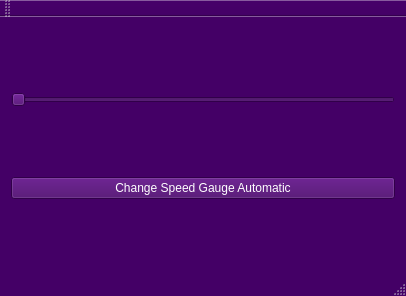
First picture: the form in src/mainwindow.ui, repository Edewin/Qt_SpeedGauge, before the edit.
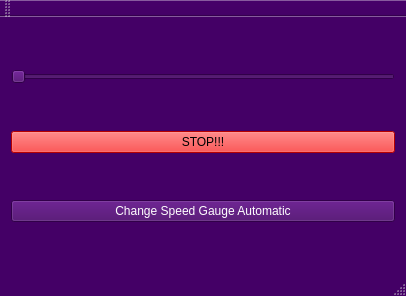
Second picture: the form after the edit.

What changed in the file:
```diff
--- a/src/mainwindow.ui
+++ b/src/mainwindow.ui
@@ -443,13 +443,435 @@
       </property>
      </widget>
     </item>
-    <item row="2" column="0">
+    <item row="3" column="0">
      <widget class="QPushButton" name="pushButtonChangeSpeedGauge">
       <property name="text">
        <string>Change Speed Gauge Automatic</string>
       </property>
      </widget>
     </item>
+    <item row="2" column="0">
+     <widget class="QPushButton" name="pushButtonStopTimer">
+      <property name="palette">
+       <palette>
+        <active>
+         <colorrole role="WindowText">
+          <brush brushstyle="SolidPattern">
+           <color alpha="255">
+            <red>0</red>
+            <green>0</green>
+            <blue>0</blue>
+           </color>
+          </brush>
+         </colorrole>
+         <colorrole role="Button">
+          <brush brushstyle="SolidPattern">
+           <color alpha="255">
+            <red>255</red>
+            <green>0</green>
+            <blue>0</blue>
+           </color>
+          </brush>
+         </colorrole>
+         <colorrole role="Light">
+          <brush brushstyle="SolidPattern">
+           <color alpha="255">
+            <red>255</red>
+            <green>127</green>
+            <blue>127</blue>
+           </color>
+          </brush>
+         </colorrole>
+         <colorrole role="Midlight">
+          <brush brushstyle="SolidPattern">
+           <color alpha="255">
+            <red>255</red>
+            <green>63</green>
+            <blue>63</blue>
+           </color>
+          </brush>
+         </colorrole>
+         <colorrole role="Dark">
+          <brush brushstyle="SolidPattern">
+           <color alpha="255">
+            <red>127</red>
+            <green>0</green>
+            <blue>0</blue>
+           </color>
+          </brush>
+         </colorrole>
+         <colorrole role="Mid">
+          <brush brushstyle="SolidPattern">
+           <color alpha="255">
+            <red>170</red>
+            <green>0</green>
+            <blue>0</blue>
+           </color>
+          </brush>
+         </colorrole>
+         <colorrole role="Text">
+          <brush brushstyle="SolidPattern">
+           <color alpha="255">
+            <red>0</red>
+            <green>0</green>
+            <blue>0</blue>
+           </color>
+          </brush>
+         </colorrole>
+         <colorrole role="BrightText">
+          <brush brushstyle="SolidPattern">
+           <color alpha="255">
+            <red>255</red>
+            <green>255</green>
+            <blue>255</blue>
+           </color>
+          </brush>
+         </colorrole>
+         <colorrole role="ButtonText">
+          <brush brushstyle="SolidPattern">
+           <color alpha="255">
+            <red>0</red>
+            <green>0</green>
+            <blue>0</blue>
+           </color>
+          </brush>
+         </colorrole>
+         <colorrole role="Base">
+          <brush brushstyle="SolidPattern">
+           <color alpha="255">
+            <red>255</red>
+            <green>255</green>
+            <blue>255</blue>
+           </color>
+          </brush>
+         </colorrole>
+         <colorrole role="Window">
+          <brush brushstyle="SolidPattern">
+           <color alpha="255">
+            <red>255</red>
+            <green>0</green>
+            <blue>0</blue>
+           </color>
+          </brush>
+         </colorrole>
+         <colorrole role="Shadow">
+          <brush brushstyle="SolidPattern">
+           <color alpha="255">
+            <red>0</red>
+            <green>0</green>
+            <blue>0</blue>
+           </color>
+          </brush>
+         </colorrole>
+         <colorrole role="AlternateBase">
+          <brush brushstyle="SolidPattern">
+           <color alpha="255">
+            <red>255</red>
+            <green>127</green>
+            <blue>127</blue>
+           </color>
+          </brush>
+         </colorrole>
+         <colorrole role="ToolTipBase">
+          <brush brushstyle="SolidPattern">
+           <color alpha="255">
+            <red>255</red>
+            <green>255</green>
+            <blue>220</blue>
+           </color>
+          </brush>
+         </colorrole>
+         <colorrole role="ToolTipText">
+          <brush brushstyle="SolidPattern">
+           <color alpha="255">
+            <red>0</red>
+            <green>0</green>
+            <blue>0</blue>
+           </color>
+          </brush>
+         </colorrole>
+        </active>
+        <inactive>
+         <colorrole role="WindowText">
+          <brush brushstyle="SolidPattern">
+           <color alpha="255">
+            <red>0</red>
+            <green>0</green>
+            <blue>0</blue>
+           </color>
+          </brush>
+         </colorrole>
+         <colorrole role="Button">
+          <brush brushstyle="SolidPattern">
+           <color alpha="255">
+            <red>255</red>
+            <green>0</green>
+            <blue>0</blue>
+           </color>
+          </brush>
+         </colorrole>
+         <colorrole role="Light">
+          <brush brushstyle="SolidPattern">
+           <color alpha="255">
+            <red>255</red>
+            <green>127</green>
+            <blue>127</blue>
+           </color>
+          </brush>
+         </colorrole>
+         <colorrole role="Midlight">
+          <brush brushstyle="SolidPattern">
+           <color alpha="255">
+            <red>255</red>
+            <green>63</green>
+            <blue>63</blue>
+           </color>
+          </brush>
+         </colorrole>
+         <colorrole role="Dark">
+          <brush brushstyle="SolidPattern">
+           <color alpha="255">
+            <red>127</red>
+            <green>0</green>
+            <blue>0</blue>
+           </color>
+          </brush>
+         </colorrole>
+         <colorrole role="Mid">
+          <brush brushstyle="SolidPattern">
+           <color alpha="255">
+            <red>170</red>
+            <green>0</green>
+            <blue>0</blue>
+           </color>
+          </brush>
+         </colorrole>
+         <colorrole role="Text">
+          <brush brushstyle="SolidPattern">
+           <color alpha="255">
+            <red>0</red>
+            <green>0</green>
+            <blue>0</blue>
+           </color>
+          </brush>
+         </colorrole>
+         <colorrole role="BrightText">
+          <brush brushstyle="SolidPattern">
+           <color alpha="255">
+            <red>255</red>
+            <green>255</green>
+            <blue>255</blue>
+           </color>
+          </brush>
+         </colorrole>
+         <colorrole role="ButtonText">
+          <brush brushstyle="SolidPattern">
+           <color alpha="255">
+            <red>0</red>
+            <green>0</green>
+            <blue>0</blue>
+           </color>
+          </brush>
+         </colorrole>
+         <colorrole role="Base">
+          <brush brushstyle="SolidPattern">
+           <color alpha="255">
+            <red>255</red>
+            <green>255</green>
+            <blue>255</blue>
+           </color>
+          </brush>
+         </colorrole>
+         <colorrole role="Window">
+          <brush brushstyle="SolidPattern">
+           <color alpha="255">
+            <red>255</red>
+            <green>0</green>
+            <blue>0</blue>
+           </color>
+          </brush>
+         </colorrole>
+         <colorrole role="Shadow">
+          <brush brushstyle="SolidPattern">
+           <color alpha="255">
+            <red>0</red>
+            <green>0</green>
+            <blue>0</blue>
+           </color>
+          </brush>
+         </colorrole>
+         <colorrole role="AlternateBase">
+          <brush brushstyle="SolidPattern">
+           <color alpha="255">
+            <red>255</red>
+            <green>127</green>
+            <blue>127</blue>
+           </color>
+          </brush>
+         </colorrole>
+         <colorrole role="ToolTipBase">
+          <brush brushstyle="SolidPattern">
+           <color alpha="255">
+            <red>255</red>
+            <green>255</green>
+            <blue>220</blue>
+           </color>
+          </brush>
+         </colorrole>
+         <colorrole role="ToolTipText">
+          <brush brushstyle="SolidPattern">
+           <color alpha="255">
+            <red>0</red>
+            <green>0</green>
+            <blue>0</blue>
+           </color>
+          </brush>
+         </colorrole>
+        </inactive>
+        <disabled>
+         <colorrole role="WindowText">
+          <brush brushstyle="SolidPattern">
+           <color alpha="255">
+            <red>127</red>
+            <green>0</green>
+            <blue>0</blue>
+           </color>
+          </brush>
+         </colorrole>
+         <colorrole role="Button">
+          <brush brushstyle="SolidPattern">
+           <color alpha="255">
+            <red>255</red>
+            <green>0</green>
+            <blue>0</blue>
+           </color>
+          </brush>
+         </colorrole>
+         <colorrole role="Light">
+          <brush brushstyle="SolidPattern">
+           <color alpha="255">
+            <red>255</red>
+            <green>127</green>
+            <blue>127</blue>
+           </color>
+          </brush>
+         </colorrole>
+         <colorrole role="Midlight">
+          <brush brushstyle="SolidPattern">
+           <color alpha="255">
+            <red>255</red>
+            <green>63</green>
+            <blue>63</blue>
+           </color>
+          </brush>
+         </colorrole>
+         <colorrole role="Dark">
+          <brush brushstyle="SolidPattern">
+           <color alpha="255">
+            <red>127</red>
+            <green>0</green>
+            <blue>0</blue>
+           </color>
+          </brush>
+         </colorrole>
+         <colorrole role="Mid">
+          <brush brushstyle="SolidPattern">
+           <color alpha="255">
+            <red>170</red>
+            <green>0</green>
+            <blue>0</blue>
+           </color>
+          </brush>
+         </colorrole>
+         <colorrole role="Text">
+          <brush brushstyle="SolidPattern">
+           <color alpha="255">
+            <red>127</red>
+            <green>0</green>
+            <blue>0</blue>
+           </color>
+          </brush>
+         </colorrole>
+         <colorrole role="BrightText">
+          <brush brushstyle="SolidPattern">
+           <color alpha="255">
+            <red>255</red>
+            <green>255</green>
+            <blue>255</blue>
+           </color>
+          </brush>
+         </colorrole>
+         <colorrole role="ButtonText">
+          <brush brushstyle="SolidPattern">
+           <color alpha="255">
+            <red>127</red>
+            <green>0</green>
+            <blue>0</blue>
+           </color>
+          </brush>
+         </colorrole>
+         <colorrole role="Base">
+          <brush brushstyle="SolidPattern">
+           <color alpha="255">
+            <red>255</red>
+            <green>0</green>
+            <blue>0</blue>
+           </color>
+          </brush>
+         </colorrole>
+         <colorrole role="Window">
+          <brush brushstyle="SolidPattern">
+           <color alpha="255">
+            <red>255</red>
+            <green>0</green>
+            <blue>0</blue>
+           </color>
+          </brush>
+         </colorrole>
+         <colorrole role="Shadow">
+          <brush brushstyle="SolidPattern">
+           <color alpha="255">
+            <red>0</red>
+            <green>0</green>
+            <blue>0</blue>
+           </color>
+          </brush>
+         </colorrole>
+         <colorrole role="AlternateBase">
+          <brush brushstyle="SolidPattern">
+           <color alpha="255">
+            <red>255</red>
+            <green>0</green>
+            <blue>0</blue>
+           </color>
+          </brush>
+         </colorrole>
+         <colorrole role="ToolTipBase">
+          <brush brushstyle="SolidPattern">
+           <color alpha="255">
+            <red>255</red>
+            <green>255</green>
+            <blue>220</blue>
+           </color>
+          </brush>
+         </colorrole>
+         <colorrole role="ToolTipText">
+          <brush brushstyle="SolidPattern">
+           <color alpha="255">
+            <red>0</red>
+            <green>0</green>
+            <blue>0</blue>
+           </color>
+          </brush>
+         </colorrole>
+        </disabled>
+       </palette>
+      </property>
+      <property name="text">
+       <string>STOP!!!</string>
+      </property>
+     </widget>
+    </item>
    </layout>
   </widget>
   <widget class="QMenuBar" name="menuBar">
```
